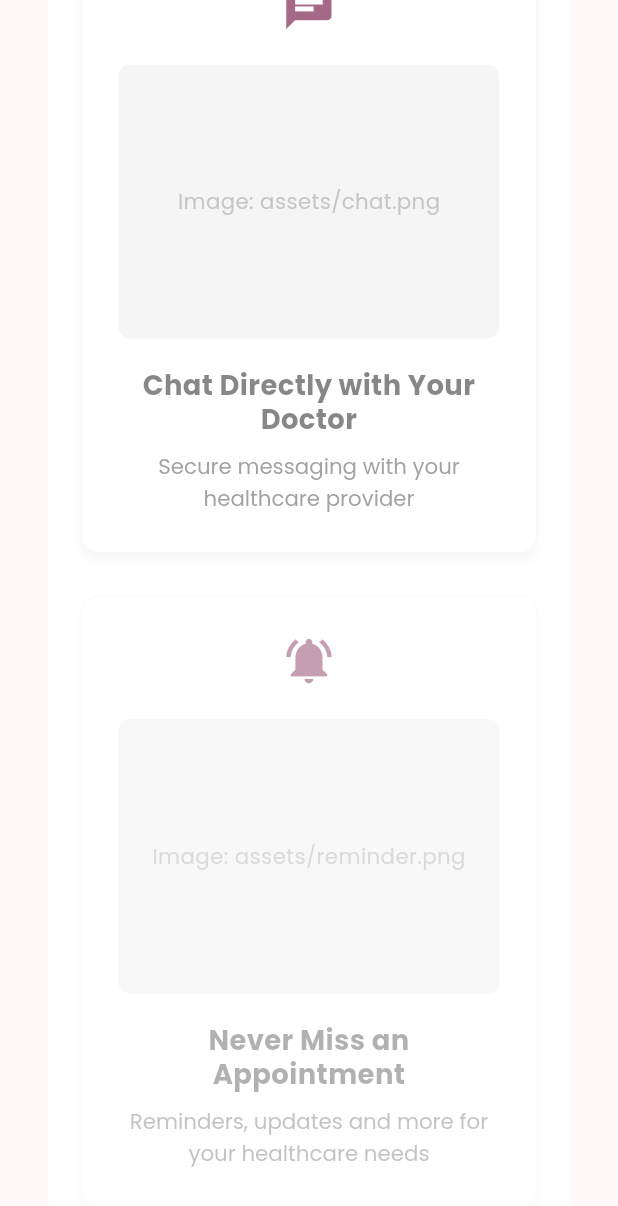
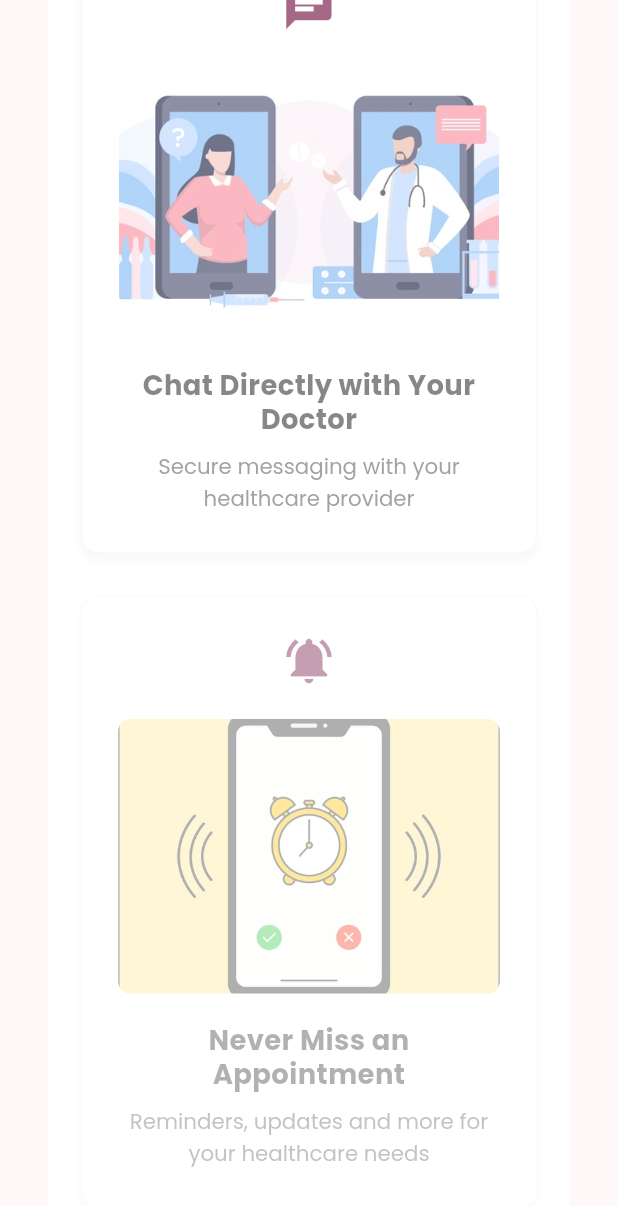
Before and after one commit to mgnegrete/MediEase, a Flutter app: the screen it shows after launch, scrolled down 1152 dp, on a phone screen of 412 x 824 dp. Shown: the top 1206 px of the screen. Run offline on Flutter 3.47's test engine with Material 3 defaults, Android fonts, the light colour scheme and no system bars; our stand-ins replace fl_chart, google_fonts, table_calendar.

Commit message:
added images

```diff
--- a/lib/main.dart
+++ b/lib/main.dart
@@ -710,11 +710,11 @@ class _AnimatedFeatureCardState extends State<AnimatedFeatureCard>
                             height: 180,
                             width: 250,
                             color: Colors.grey.shade200,
-                            child: Center(
-                              child: Text(
-                                'Image: ${widget.imagePath}',
-                                style: const TextStyle(color: Colors.grey),
-                              ),
+                            child: Image.asset(
+                              widget.imagePath,
+                              fit: BoxFit.cover,
+                              height: 180,
+                              width: 250,
                             ),
                           ),
                         ),
--- a/pubspec.yaml
+++ b/pubspec.yaml
@@ -56,11 +56,14 @@ dev_dependencies:
 
 # The following section is specific to Flutter packages.
 flutter:
+  uses-material-design: true
+  assets:
+    - assets/
 
   # The following line ensures that the Material Icons font is
   # included with your application, so that you can use the icons in
   # the material Icons class.
-  uses-material-design: true
+
 
   # To add assets to your application, add an assets section, like this:
   # assets:
```
Also changed, not shown: assets/booking.png (added), assets/chat.png (added), assets/reminder.png (added).
